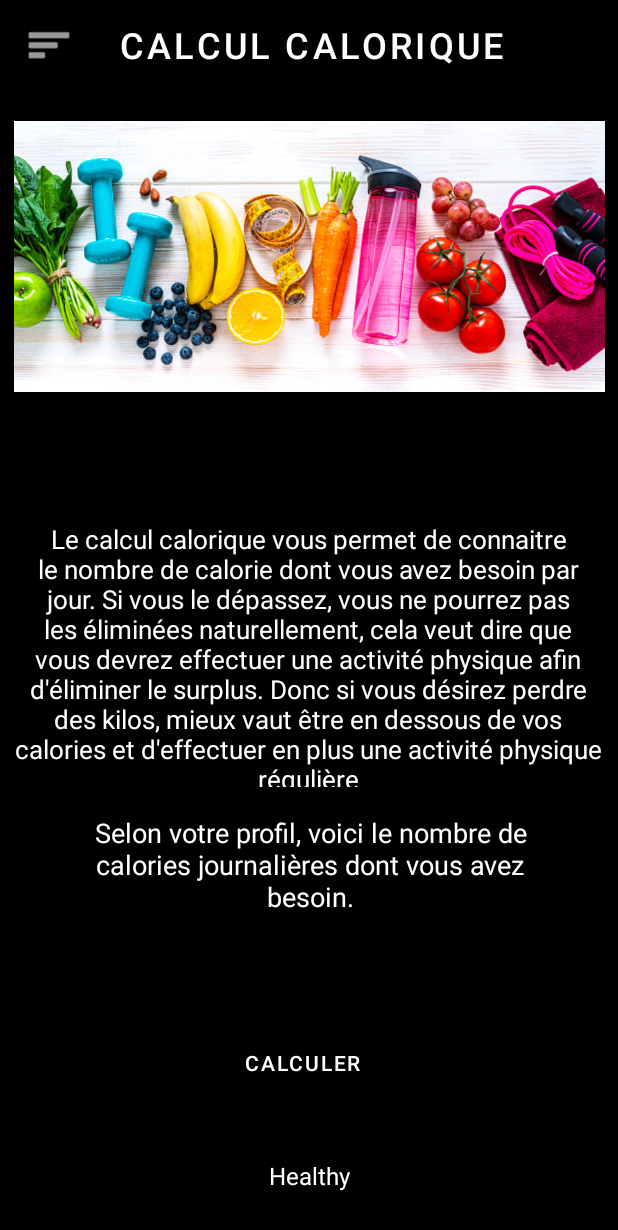
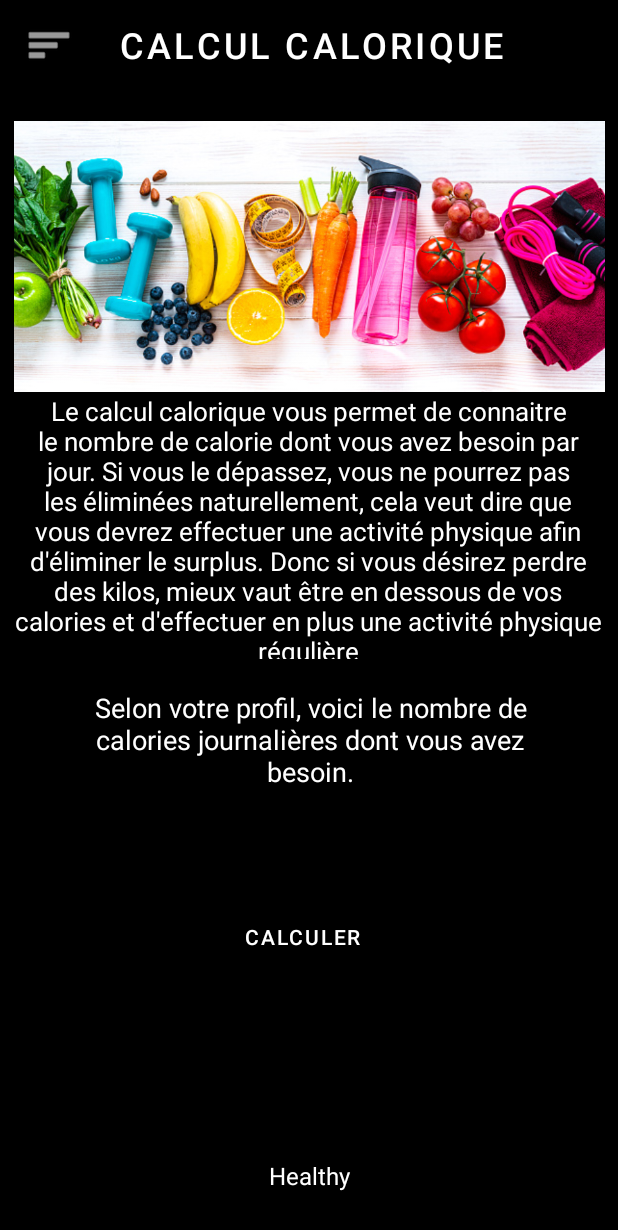
Before and after one commit to NicoDps/App_Healthy, an Android app: the ThirdFragment screen opened directly, with no data from a screen before it, on a phone screen of 412 x 824 dp. Shown: the top 1230 px of the screen. Run offline under Robolectric (Android 15) with nearby library versions, the phone set to English and light mode, and no system bars.

Commit message:
Appareil photo enregistrer dans profil, pages conseil réaliser, ajustement refait et changement de couleur de toute les pages en mode noire. les données sont passer en shared preferences pour pouvoir sauvegarder tout lorsque l'on quitte l'appli

```diff
--- a/app/src/main/res/layout/fragment_third.xml
+++ b/app/src/main/res/layout/fragment_third.xml
@@ -11,40 +11,34 @@
         android:layout_width="165dp"
         android:layout_height="44dp"
         android:layout_marginStart="115dp"
-        android:layout_marginTop="77dp"
+        android:layout_marginTop="20dp"
         android:layout_marginEnd="123dp"
-        android:layout_marginBottom="10dp"
         android:text=""
         android:textAlignment="center"
         android:textColor="#FFFFFF"
         android:textIsSelectable="false"
         android:textSize="26sp"
-        app:layout_constraintBottom_toTopOf="@+id/button"
         app:layout_constraintEnd_toEndOf="parent"
         app:layout_constraintHorizontal_bias="0.0"
         app:layout_constraintStart_toStartOf="parent"
-        app:layout_constraintTop_toBottomOf="@+id/textView9"
-        app:layout_constraintVertical_bias="1.0" />
+        app:layout_constraintTop_toBottomOf="@+id/textView13" />
 
     <TextView
         android:id="@+id/textView13"
         android:layout_width="294dp"
-        android:layout_height="72dp"
+        android:layout_height="wrap_content"
         android:layout_marginStart="60dp"
-        android:layout_marginTop="60dp"
+        android:layout_marginTop="20dp"
         android:layout_marginEnd="10dp"
-        android:layout_marginBottom="70dp"
         android:text="Selon votre profil, voici le nombre de calories journalières dont vous avez besoin."
         android:textAlignment="center"
         android:textColor="#FFFFFF"
         android:textIsSelectable="false"
         android:textSize="18sp"
-        app:layout_constraintBottom_toTopOf="@+id/button"
         app:layout_constraintEnd_toEndOf="parent"
         app:layout_constraintHorizontal_bias="0.0"
         app:layout_constraintStart_toStartOf="parent"
-        app:layout_constraintTop_toBottomOf="@+id/textView9"
-        app:layout_constraintVertical_bias="1.0" />
+        app:layout_constraintTop_toBottomOf="@+id/textView9" />
 
     <TextView
         android:id="@+id/textView5"
@@ -81,30 +75,29 @@
         android:layout_width="395dp"
         android:layout_height="177dp"
         android:layout_marginEnd="-10dp"
-        android:layout_marginBottom="248dp"
         android:text="Le calcul calorique vous permet de connaitre le nombre de calorie dont vous avez besoin par jour. Si vous le dépassez, vous ne pourrez pas les éliminées naturellement, cela veut dire que vous devrez effectuer une activité physique afin d'éliminer le surplus. Donc si vous désirez perdre des kilos, mieux vaut être en dessous de vos calories et d'effectuer en plus une activité physique régulière"
         android:textAlignment="center"
         android:textColor="#FFFFFF"
         android:textSize="17sp"
-        app:layout_constraintBottom_toTopOf="@+id/textView5"
         app:layout_constraintEnd_toEndOf="parent"
         app:layout_constraintHorizontal_bias="0.307"
-        app:layout_constraintStart_toStartOf="parent" />
+        app:layout_constraintStart_toStartOf="parent"
+        app:layout_constraintTop_toBottomOf="@+id/imageView7" />
 
     <Button
         android:id="@+id/button"
         android:layout_width="wrap_content"
         android:layout_height="wrap_content"
         android:layout_marginStart="154dp"
+        android:layout_marginTop="10dp"
         android:layout_marginEnd="163dp"
-        android:layout_marginBottom="40dp"
         android:backgroundTint="#000000"
         android:text="Calculer"
         android:textColor="#FFFFFF"
         app:iconTint="#FFFFFF"
-        app:layout_constraintBottom_toTopOf="@+id/textView5"
         app:layout_constraintEnd_toEndOf="parent"
         app:layout_constraintStart_toStartOf="parent"
+        app:layout_constraintTop_toBottomOf="@+id/textView11"
         app:rippleColor="#FFFFFF" />
 
     <ImageView
```
